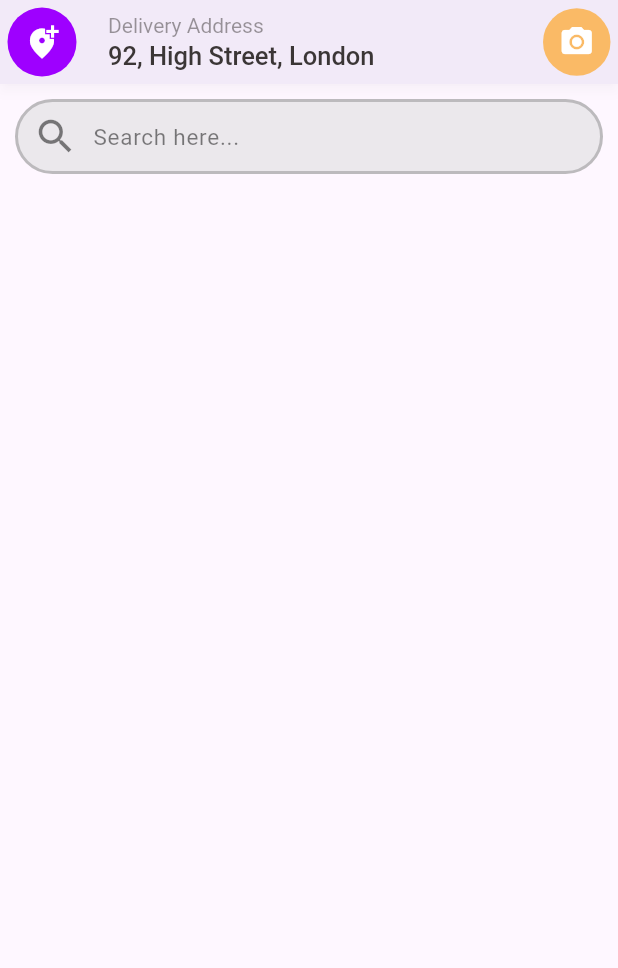
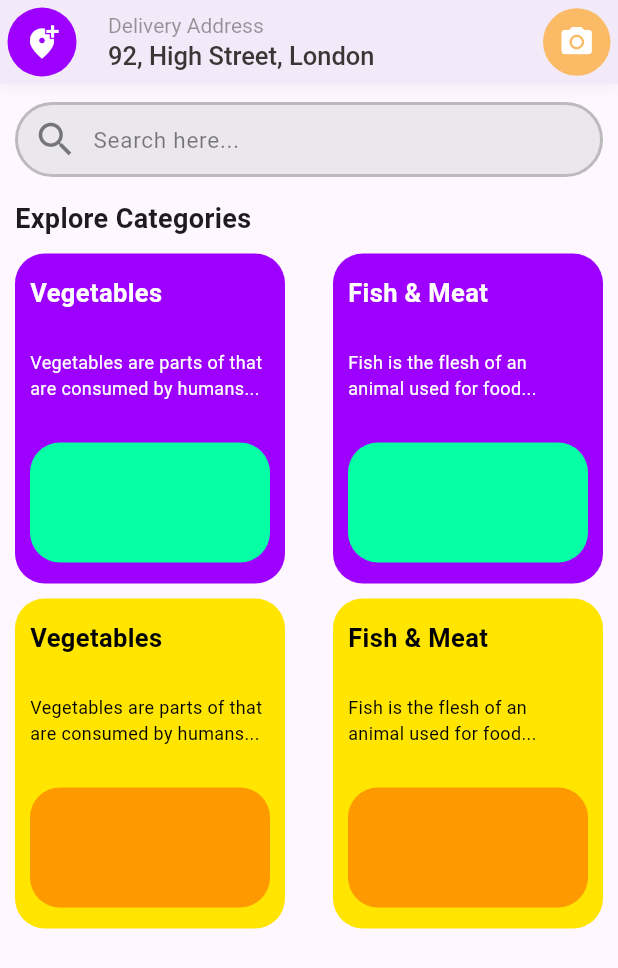
Before and after one commit to tharinduk001/flutter_grocerry, a Flutter app: the screen it shows after launch, on a phone screen of 412 x 824 dp. Shown: the top 968 px of the screen. Run offline on Flutter 3.47's test engine with Material 3 defaults, Android fonts, the phone set to English and light mode, and no system bars.

Commit message:
Category box completed

```diff
--- a/lib/main.dart
+++ b/lib/main.dart
@@ -1,5 +1,5 @@
 import 'package:flutter/material.dart';
-import 'package:flutter_grocerry/pages/home_page.dart';
+import 'package:flutter_grocerry/pages/home_page/home_page.dart';
 
 void main() {
   runApp(const MyApp());
--- a/lib/pages/home_page.dart
+++ /dev/null
@@ -1,65 +0,0 @@
-import 'package:flutter/material.dart';
-import 'package:flutter/widgets.dart';
-import 'package:flutter_grocerry/widgets/app_bar/app_bar.dart';
-
-class HomePage extends StatelessWidget {
-  const HomePage({super.key});
-
-  @override
-  Widget build(BuildContext context) {
-    return Scaffold(
-      appBar: AppBar(
-        leading: appBarLeading,
-        title: appBarTitle,
-        actions: appBarActions,
-        shadowColor: Colors.black12,
-        elevation: 3,
-      ),
-      body: SingleChildScrollView(
-        child: Column(
-          children: [
-            Padding(
-              padding: const EdgeInsets.all(10.0),
-              child: Container(
-                height: 50,
-                decoration: BoxDecoration(
-                  color: const Color(0xffD9D9D9).withOpacity(0.5),
-                  borderRadius: BorderRadius.circular(100),
-                  border: Border.all(
-                      color: const Color(0xff000000).withOpacity(0.2),
-                      width: 2),
-                ),
-                child: Row(
-                  children: [
-                    Padding(
-                      padding: const EdgeInsets.symmetric(horizontal: 10),
-                      child: Icon(
-                        Icons.search,
-                        size: 30,
-                        color: const Color(0xff000000).withOpacity(0.5),
-                      ),
-                    ),
-                    Expanded(
-                      child: TextField(
-                        textAlignVertical: TextAlignVertical.center,
-                        decoration: InputDecoration(
-                          hintText: "Search here...",
-                          border: InputBorder.none,
-                          hintStyle: TextStyle(
-                              fontWeight: FontWeight.normal,
-                              color: const Color(0xff000000).withOpacity(0.5),
-                              fontSize: 15),
-                          contentPadding: EdgeInsets.symmetric(vertical: 12),
-                        ),
-                      ),
-                    ),
-                  ],
-                ),
-              ),
-            )
-          ],
-        ),
-      ),
-    );
-  }
-}
--- /dev/null
+++ b/lib/pages/home_page/home_page.dart
@@ -0,0 +1,87 @@
+import 'package:flutter/material.dart';
+import 'package:flutter_grocerry/pages/home_page/widgets/search_bar.dart';
+import 'package:flutter_grocerry/widgets/app_bar/app_bar.dart';
+import 'package:flutter_grocerry/widgets/category_box/category_box.dart';
+
+class HomePage extends StatelessWidget {
+  const HomePage({super.key});
+
+  @override
+  Widget build(BuildContext context) {
+    return Scaffold(
+      appBar: AppBar(
+        leading: appBarLeading,
+        title: appBarTitle,
+        actions: appBarActions,
+        shadowColor: Colors.black12,
+        elevation: 3,
+      ),
+      body: const SingleChildScrollView(
+        child: Padding(
+          padding: EdgeInsets.symmetric(horizontal: 10.0),
+          child: Column(
+            crossAxisAlignment: CrossAxisAlignment.start,
+            children: [
+              SeacrhBox(),
+              SizedBox(
+                height: 15,
+              ),
+              Text(
+                "Explore Categories",
+                style: TextStyle(fontWeight: FontWeight.bold, fontSize: 18),
+              ),
+              SizedBox(
+                height: 10,
+              ),
+              Row(
+                mainAxisAlignment: MainAxisAlignment.spaceBetween,
+                children: [
+                  CategoryBox(
+                    title: "Vegetables",
+                    description:
+                        "Vegetables are parts of that are consumed by humans...",
+                    largeContainerColor: Color(0xff9E00FF),
+                    smallContainerColor: Color(0xff06FFA5),
+                    textColor: Colors.white,
+                  ),
+                  CategoryBox(
+                    title: "Fish & Meat",
+                    description:
+                        "Fish is the flesh of an animal used for food...",
+                    largeContainerColor: Color(0xff9E00FF),
+                    smallContainerColor: Color(0xff06FFA5),
+                    textColor: Colors.white,
+                  ),
+                ],
+              ),
+              SizedBox(
+                height: 10,
+              ),
+              Row(
+                mainAxisAlignment: MainAxisAlignment.spaceBetween,
+                children: [
+                  CategoryBox(
+                    title: "Vegetables",
+                    description:
+                        "Vegetables are parts of that are consumed by humans...",
+                    largeContainerColor: Color(0xffFFE500),
+                    smallContainerColor: Color(0xffFF9900),
+                    textColor: Colors.black,
+                  ),
+                  CategoryBox(
+                    title: "Fish & Meat",
+                    description:
+                        "Fish is the flesh of an animal used for food...",
+                    largeContainerColor: Color(0xffFFE500),
+                    smallContainerColor: Color(0xffFF9900),
+                    textColor: Colors.black,
+                  ),
+                ],
+              ),
+            ],
+          ),
+        ),
+      ),
+    );
+  }
+}
--- /dev/null
+++ b/lib/pages/home_page/widgets/search_bar.dart
@@ -0,0 +1,47 @@
+import 'package:flutter/material.dart';
+
+class SeacrhBox extends StatelessWidget {
+  const SeacrhBox({super.key});
+
+  @override
+  Widget build(BuildContext context) {
+    return Padding(
+      padding: const EdgeInsets.only(top: 12),
+      child: Container(
+        height: 50,
+        decoration: BoxDecoration(
+          color: const Color(0xffD9D9D9).withOpacity(0.5),
+          borderRadius: BorderRadius.circular(100),
+          border: Border.all(
+              color: const Color(0xff000000).withOpacity(0.2), width: 2),
+        ),
+        child: Row(
+          children: [
+            Padding(
+              padding: const EdgeInsets.symmetric(horizontal: 10),
+              child: Icon(
+                Icons.search,
+                size: 30,
+                color: const Color(0xff000000).withOpacity(0.5),
+              ),
+            ),
+            Expanded(
+              child: TextField(
+                textAlignVertical: TextAlignVertical.center,
+                decoration: InputDecoration(
+                  hintText: "Search here...",
+                  border: InputBorder.none,
+                  hintStyle: TextStyle(
+                      fontWeight: FontWeight.normal,
+                      color: const Color(0xff000000).withOpacity(0.5),
+                      fontSize: 15),
+                  contentPadding: EdgeInsets.symmetric(vertical: 12),
+                ),
+              ),
+            ),
+          ],
+        ),
+      ),
+    );
+  }
+}
--- /dev/null
+++ b/lib/widgets/category_box/category_box.dart
@@ -0,0 +1,65 @@
+import 'package:flutter/material.dart';
+
+class CategoryBox extends StatelessWidget {
+  final String title;
+  final String description;
+  final Color largeContainerColor;
+  final Color smallContainerColor;
+  final Color textColor;
+
+  const CategoryBox(
+      {super.key,
+      required this.title,
+      required this.description,
+      required this.largeContainerColor,
+      required this.smallContainerColor, required this.textColor});
+
+  @override
+  Widget build(BuildContext context) {
+    return Container(
+      width: 180,
+      height: 220,
+      decoration: BoxDecoration(
+        color: largeContainerColor,
+        borderRadius: BorderRadius.circular(20),
+      ),
+      child: Padding(
+        padding: const EdgeInsets.symmetric(horizontal: 10, vertical: 14),
+        child: Column(
+          mainAxisAlignment: MainAxisAlignment.spaceBetween,
+          crossAxisAlignment: CrossAxisAlignment.start,
+          children: [
+            Text(
+              title,
+              style:  TextStyle(
+                  color: textColor,
+                  fontWeight: FontWeight.bold,
+                  fontSize: 17),
+            ),
+            const SizedBox(
+              height: 8,
+            ),
+            Text(
+              description,
+              style:  TextStyle(
+                  color: textColor,
+                  fontWeight: FontWeight.w400,
+                  fontSize: 12),
+            ),
+            const SizedBox(
+              height: 10,
+            ),
+            Container(
+              width: 160,
+              height: 80,
+              decoration: BoxDecoration(
+                color: smallContainerColor,
+                borderRadius: BorderRadius.circular(20),
+              ),
+            )
+          ],
+        ),
+      ),
+    );
+  }
+}
```
